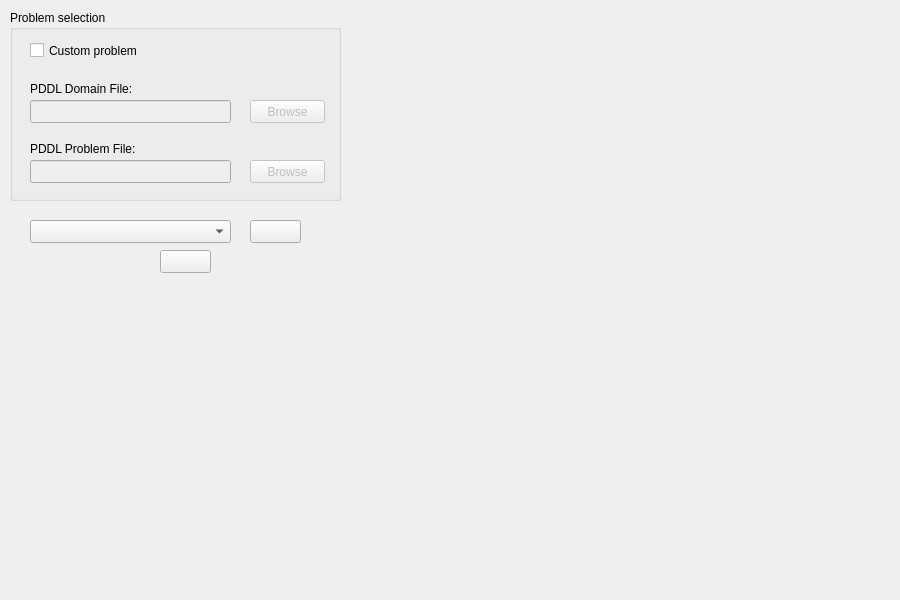
Above: KAVI/forms/PlanningDialog.ui from xuanjianwu/KAVI before the change. Below: the same form after it.
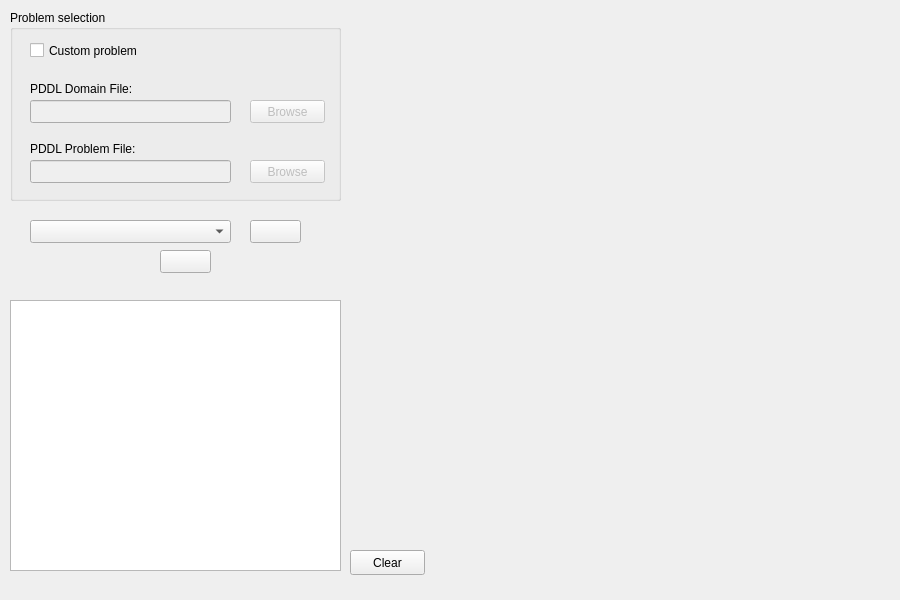
That is the form after the change. Icons and pictures are not drawn.

What changed in the file:
```diff
--- a/KAVI/forms/PlanningDialog.ui
+++ b/KAVI/forms/PlanningDialog.ui
@@ -219,6 +219,29 @@
     </property>
    </widget>
   </widget>
+  <widget class="QPushButton" name="clearOutput">
+   <property name="geometry">
+    <rect>
+     <x>350</x>
+     <y>550</y>
+     <width>75</width>
+     <height>25</height>
+    </rect>
+   </property>
+   <property name="text">
+    <string>Clear</string>
+   </property>
+  </widget>
+  <widget class="QTextEdit" name="plannerOutput">
+   <property name="geometry">
+    <rect>
+     <x>10</x>
+     <y>300</y>
+     <width>331</width>
+     <height>271</height>
+    </rect>
+   </property>
+  </widget>
  </widget>
  <resources>
   <include location="../res/KAVIImages.qrc"/>
```
Left out of the diff: 22 changed lines with no effect on the pictures.
